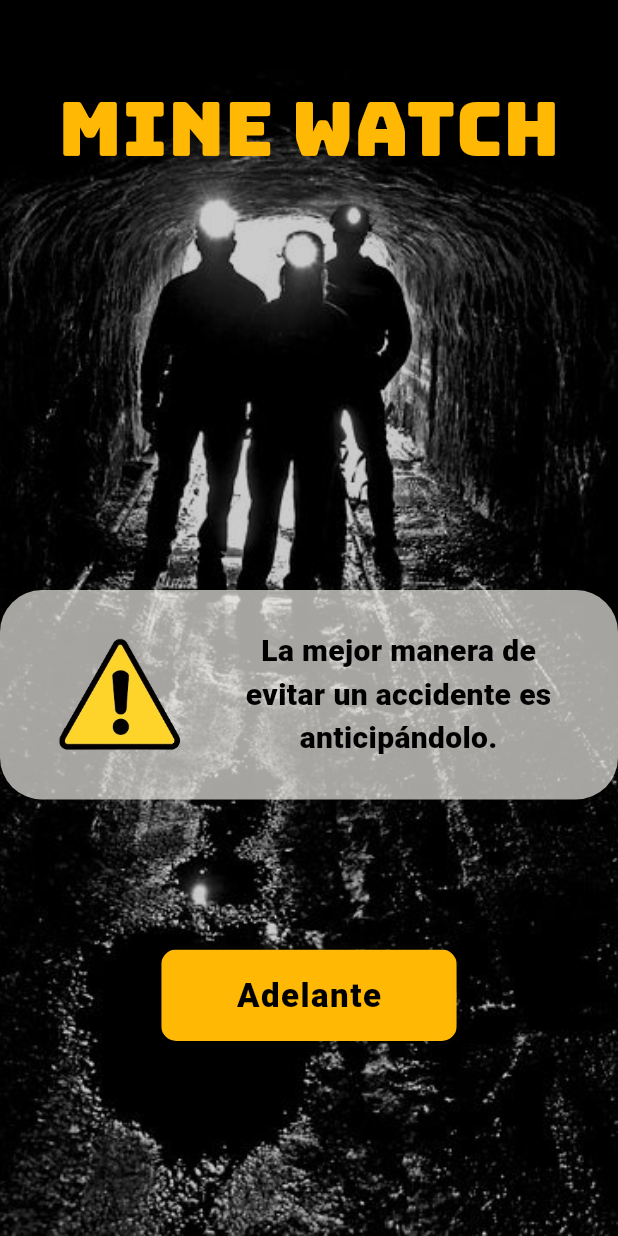
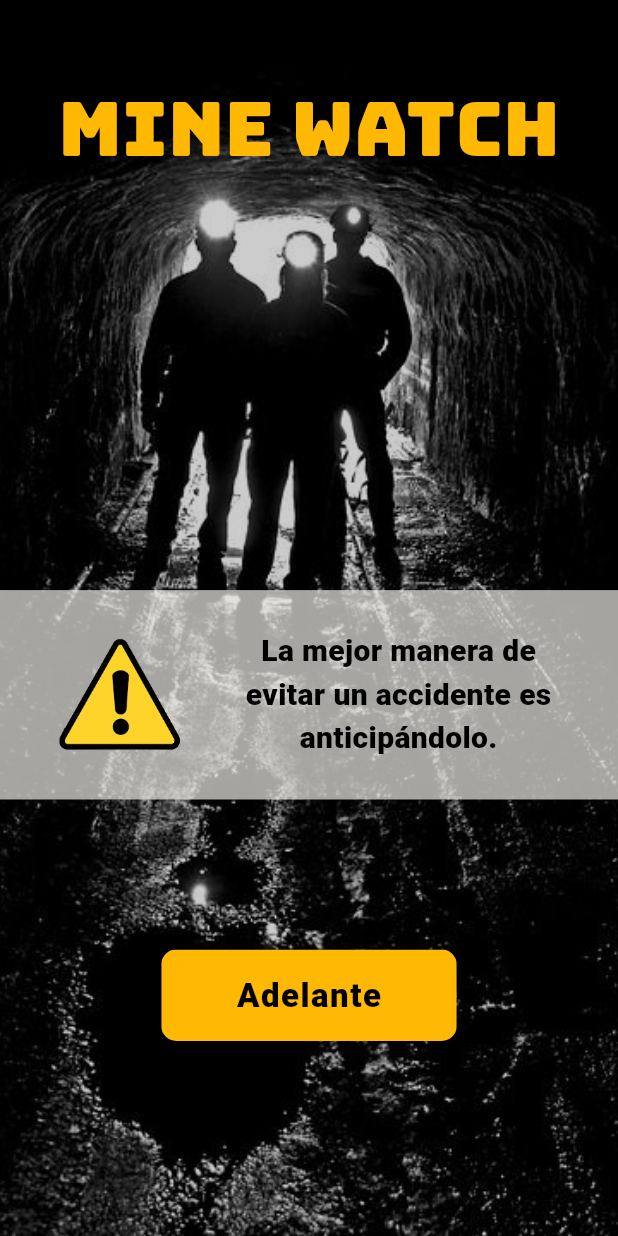
Before and after one commit to Serfelzxcv/watchmine, a Flutter app: the screen it shows after launch, on a phone screen of 412 x 824 dp. Run offline on Flutter 3.47's test engine with Material 3 defaults, Android fonts, the phone set to English and light mode, and no system bars; our stand-ins replace google_fonts.

Commit message:
D5.02.10.2024 Eliminacion del border Radius

```diff
--- a/lib/screens/welcome_screen.dart
+++ b/lib/screens/welcome_screen.dart
@@ -26,10 +26,9 @@ class WelcomeScreen extends StatelessWidget {
             ),
             Column(
               children: [
-                  Container(
+                Container(
                   padding: EdgeInsets.symmetric(vertical: 20, horizontal: 30),
                   decoration: BoxDecoration(
-                    borderRadius: BorderRadius.circular(28),
                     color: Color.fromARGB(255, 236, 234, 229).withOpacity(0.7),
                   ),
                   child: Row(
@@ -42,7 +41,6 @@ class WelcomeScreen extends StatelessWidget {
                         ),
                       ),
                       SizedBox(width: 20),
-
                       Expanded(
                         flex: 7,
                         child: Text(
@@ -58,7 +56,6 @@ class WelcomeScreen extends StatelessWidget {
                     ],
                   ),
                 ),
-
                 SizedBox(height: 100),
                 Material(
                   color: Colors.transparent,
```
